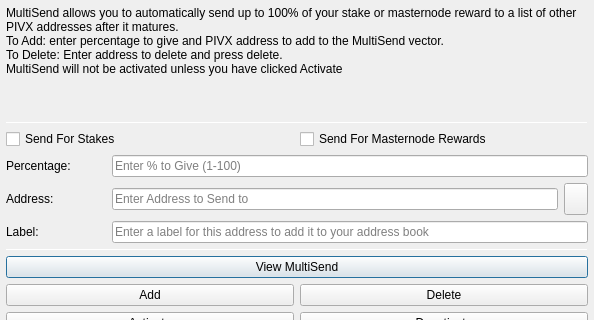
Before: the Qt Designer form src/qt/forms/multisenddialog.ui in binarysculptor/wallet, drawn with Qt 5; both pictures show x 0 to 594 and y 0 to 320 of the 594 by 526 pixel window.
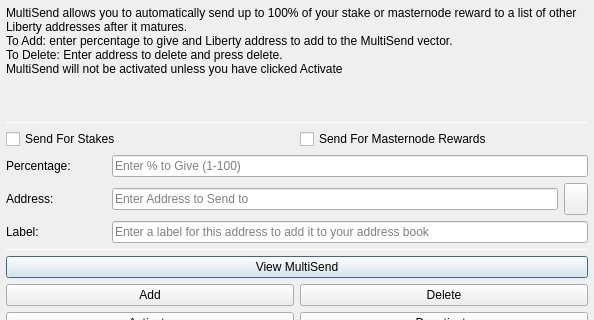
After: the same form once the commit is applied. Icons and pictures are not drawn.

Commit message: #2 Rename PIVX => Liberty

```diff
--- a/src/qt/forms/multisenddialog.ui
+++ b/src/qt/forms/multisenddialog.ui
@@ -37,8 +37,8 @@
         <number>1</number>
        </property>
        <property name="text">
-        <string>MultiSend allows you to automatically send up to 100% of your stake or masternode reward to a list of other PIVX addresses after it matures.
-To Add: enter percentage to give and PIVX address to add to the MultiSend vector.
+        <string>MultiSend allows you to automatically send up to 100% of your stake or masternode reward to a list of other Liberty addresses after it matures.
+To Add: enter percentage to give and Liberty address to add to the MultiSend vector.
 To Delete: Enter address to delete and press delete.
 MultiSend will not be activated unless you have clicked Activate</string>
        </property>
```
The commit also changes 84 other files.
